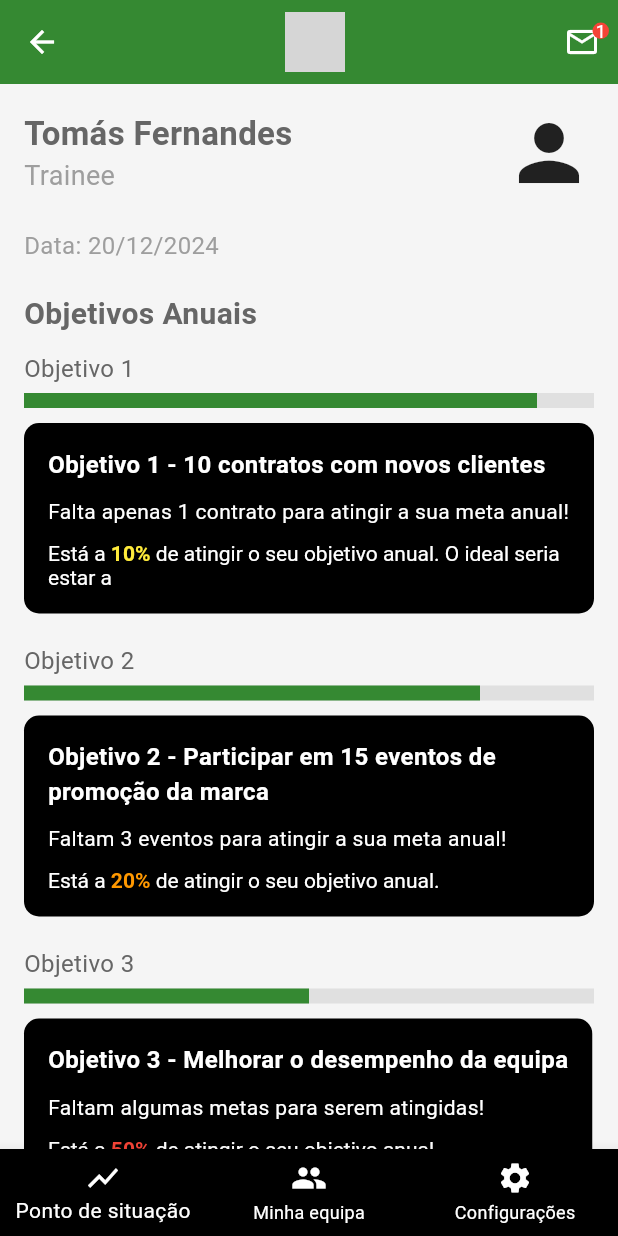
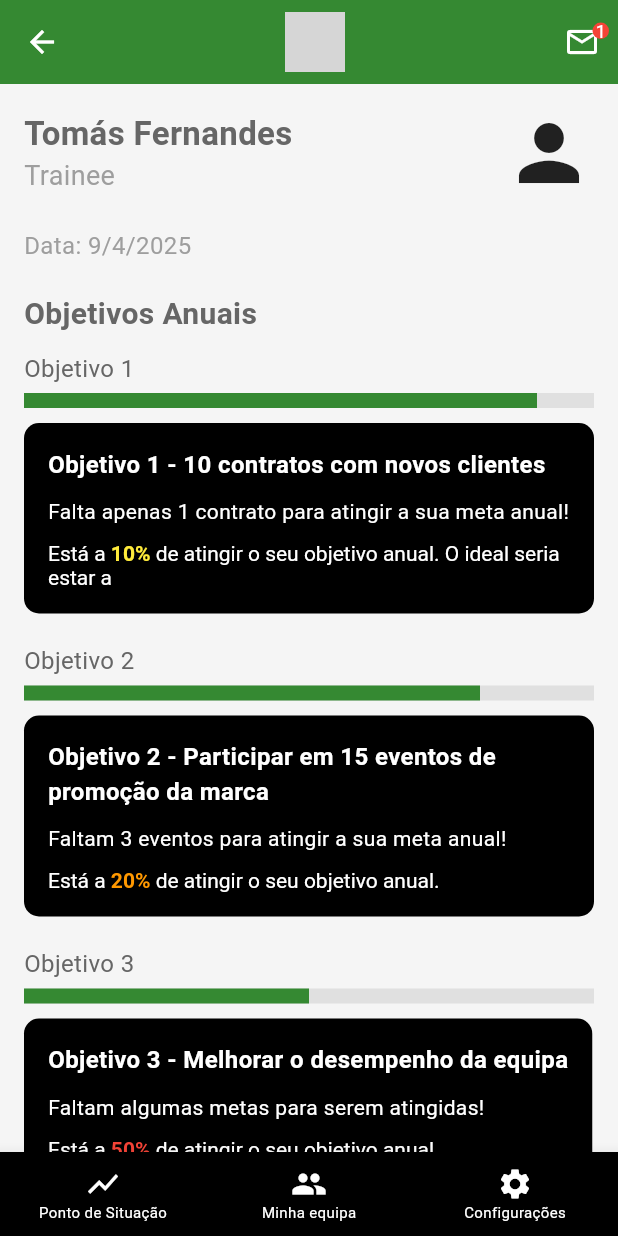
Before and after one commit to FernasGui/Profectus, a Flutter app: the VerMaisPage screen opened directly, on a phone screen of 412 x 824 dp. Run offline on Flutter 3.47's test engine with Material 3 defaults, Android fonts, the phone set to English and light mode, and no system bars; our stand-ins replace cloud_firestore, cloud_functions, firebase_auth, firebase_core; missing offline and left inert: firebase_app_check; accounts and stored records are empty; grey boxes are pictures that could not be loaded.

Commit message:
app atualizada

```diff
--- /dev/null
+++ b/lib/pagsecundarias/profectusbot.dart
@@ -0,0 +1 @@
+// ligar api qqr uma que tenha um chat
--- a/lib/pagsecundarias/vermais.dart
+++ b/lib/pagsecundarias/vermais.dart
@@ -112,10 +112,10 @@ class _VerMaisPageState extends State<VerMaisPage> {
             const SizedBox(height: 20),
 
             // Data
-            const Text(
-              'Data: 20/12/2024',
-              style: TextStyle(fontSize: 16, color: Colors.grey),
-            ),
+          Text(
+          'Data: ${DateTime.now().day}/${DateTime.now().month}/${DateTime.now().year}',
+          style: const TextStyle(fontSize: 16, color: Colors.grey),
+          ),
             const SizedBox(height: 20),
 
             // Objetivos Anuais
@@ -185,10 +185,12 @@ class _VerMaisPageState extends State<VerMaisPage> {
         backgroundColor: Colors.black,
         selectedItemColor: Colors.white,
         unselectedItemColor: Colors.white,
+        selectedLabelStyle: TextStyle(fontSize: 10),
+        unselectedLabelStyle: TextStyle(fontSize: 10),
         currentIndex: _selectedIndex,
         onTap: _onItemTapped,
         items: const [
-          BottomNavigationBarItem(icon: Icon(Icons.show_chart), label: 'Ponto de situação'),
+          BottomNavigationBarItem(icon: Icon(Icons.show_chart), label: 'Ponto de Situação'),
           BottomNavigationBarItem(icon: Icon(Icons.people), label: 'Minha equipa'),
           BottomNavigationBarItem(icon: Icon(Icons.settings), label: 'Configurações'),
         ],
```
Also changed, not shown: lib/pagsecundarias/feedbackdado.dart (added), lib/pagsecundarias/feedbackrecebido.dart (added), lib/pagsecundarias/mensagens.dart (added).
